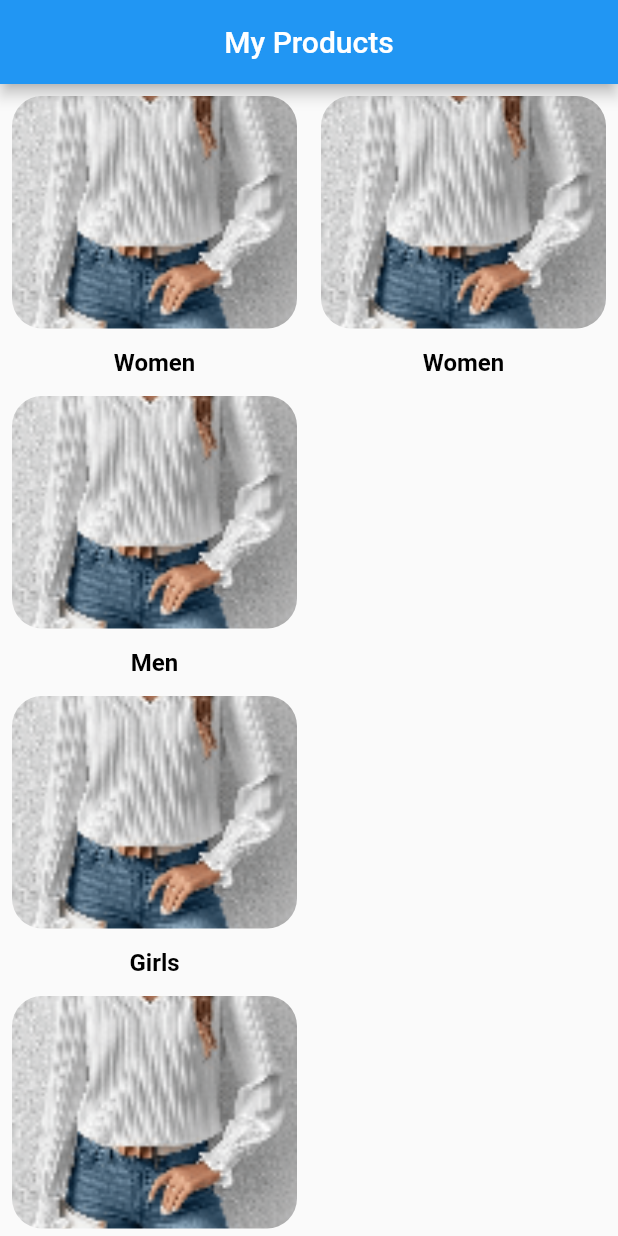
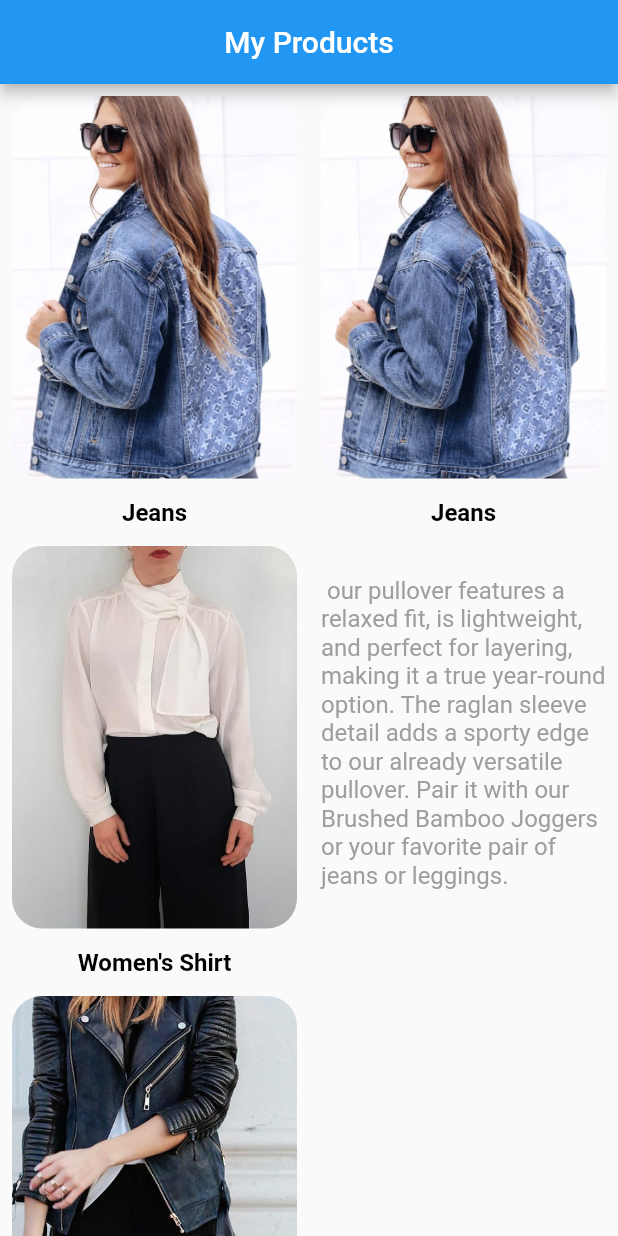
Before and after one commit to SuraAborass/test_for_compiler_project, a Flutter app: the screen it shows after launch, on a phone screen of 412 x 824 dp. Run offline on Flutter 3.47's test engine with Material 2 defaults, Android fonts, the phone set to English and light mode, and no system bars; our stand-ins replace get.

Commit message:
final version

```diff
--- a/lib/Controllers/product_controller.dart
+++ b/lib/Controllers/product_controller.dart
@@ -4,18 +4,16 @@ import '../Models/product.dart';
 class ProductController extends GetxController {
    Product? product;
    List<Product>products = [
-     Product(1, 'Women','assets/images/Image 6.png'),
-     Product(2, 'Men','assets/images/Image 6.png'),
-     Product(3, 'Girls','assets/images/Image 6.png'),
-     Product(4, 'Women','assets/images/Image 6.png'),
-     Product(5, 'Men','assets/images/Image 6.png'),
-     Product(6, 'Girls','assets/images/Image 6.png'),
+     Product(1, 'Jeans','assets/images/ab.png'),
+     Product(2, "Women's Shirt",'assets/images/avv.png'),
+     Product(3, 'Leather Jacket','assets/images/dgbh.png'),
+     Product(4, 'skirt','assets/images/nhk.png'),
+     Product(5, 'Jacket','assets/images/su.png'),
+     Product(6, 'Blouse','assets/images/sv.png'),
    ];
   var loading = false.obs;
-
   @override
   void onInit() async {
-    //await   changProduct(product);
     product = products[0];
     update();
     super.onInit();
--- a/lib/Models/product.dart
+++ b/lib/Models/product.dart
@@ -4,5 +4,7 @@ class Product {
    final String title;
    final String url;
 
-  Product( this.id, this.title, this.url);
+  Product( this.id,
+      this.title,
+      this.url,);
 }
--- a/lib/main.dart
+++ b/lib/main.dart
@@ -1,17 +1,12 @@
-import 'package:compiler_test/Models/product.dart';
 import 'package:compiler_test/widgets/product_item.dart';
 import 'package:flutter/material.dart';
 import 'package:get/get.dart';
-
 import 'Controllers/product_controller.dart';
 
 void main() {
-  runApp(const MyApp());
-}
-
+  runApp(const MyApp());}
 class MyApp extends StatelessWidget {
   const MyApp({super.key});
-
   @override
   Widget build(BuildContext context) {
     return GetMaterialApp(
@@ -19,14 +14,10 @@ class MyApp extends StatelessWidget {
       theme: ThemeData(
         primarySwatch: Colors.blue,
       ),
-      home: MyProducts(),
-    );
-  }
-}
+      home: MyProducts(),);}}
 class MyProducts extends StatelessWidget {
    MyProducts({Key? key}) : super(key: key);
  final ProductController productController = Get.put(ProductController());
-
   @override
   Widget build(BuildContext context) {
     return Scaffold (
@@ -47,19 +38,19 @@ class MyProducts extends StatelessWidget {
                         itemCount:productController.products.length,
                         itemBuilder: (context, index) {
                           return ProductItem(product: productController.products[index],index:index,);
-                        },
-                      ),
-                    ),
+                        },),),
                 SizedBox(
                     width: Get.width/2,
                     child:
-                    ProductItem(product:productController.product!, index: 0),
-                ),
-              ],
-            );
-          }
-        ),
-      )
-    );
-  }
+                    Column(
+                      children: [
+                        ProductItem(product:productController.product!, index: 0),
+                        const SizedBox(height: 20,),
+                        Column( mainAxisAlignment: MainAxisAlignment.start,
+                          children: const [
+                            Padding(
+                              padding: EdgeInsets.all(8.0),
+                              child: Text(" our pullover features a relaxed fit, is lightweight, and perfect for layering, making it a true year-round option. The raglan sleeve detail adds a sporty edge to our already versatile pullover. Pair it with our Brushed Bamboo Joggers or your favorite pair of jeans or leggings.",
+                              style: TextStyle(color: Colors.grey,fontSize: 16),),
+                            )],)],),),],);}),));}
 }
--- a/lib/widgets/product_item.dart
+++ b/lib/widgets/product_item.dart
@@ -14,7 +14,7 @@ class ProductItem extends StatelessWidget {
     return InkWell(
           onTap: (){productController.changProduct(index);},
           child: SizedBox(
-            height:200,
+            height:300,
             child: Column(
               children: [
                 Expanded(
```
